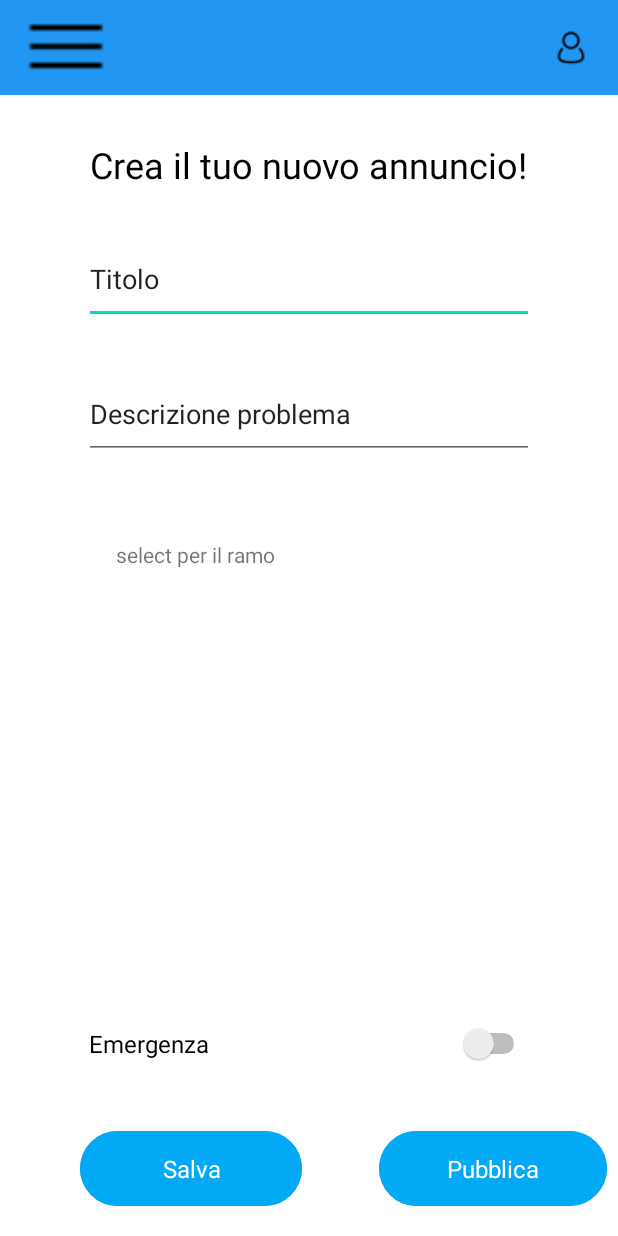
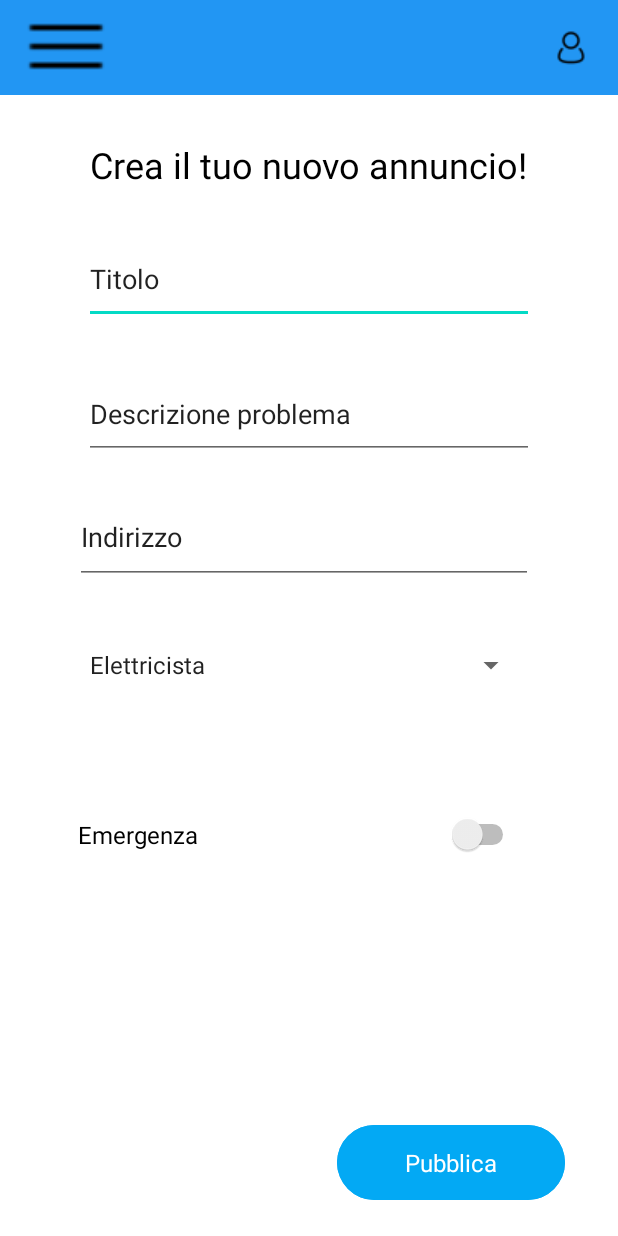
Before and after one commit to MightyKey01/SoSEsperto, an Android app: the layout nuovo_annuncio.xml on its own in the app's theme, with its tools: preview values and no code run, on a phone screen of 412 x 824 dp. Run offline under Robolectric (Android 15) with nearby library versions, the light colour scheme and no system bars.

Commit message:
add pages

```diff
--- a/app/src/main/res/layout/nuovo_annuncio.xml
+++ b/app/src/main/res/layout/nuovo_annuncio.xml
@@ -6,25 +6,12 @@
     android:layout_height="match_parent">
 
     <Button
-        android:id="@+id/button5"
-        style="@style/Widget.Material3.Button"
-        android:layout_width="148dp"
-        android:layout_height="58dp"
-        android:layout_marginStart="53dp"
-        android:layout_marginBottom="16dp"
-        android:backgroundTint="#03A9F4"
-        android:text="Salva"
-        android:textSize="16sp"
-        app:layout_constraintBottom_toBottomOf="parent"
-        app:layout_constraintStart_toStartOf="parent" />
-
-    <Button
         android:id="@+id/button2"
         style="@style/Widget.Material3.Button"
         android:layout_width="152dp"
         android:layout_height="58dp"
-        android:layout_marginEnd="7dp"
-        android:layout_marginBottom="16dp"
+        android:layout_marginEnd="35dp"
+        android:layout_marginBottom="20dp"
         android:backgroundTint="#03A9F4"
         android:text="Pubblica"
         android:textSize="16sp"
@@ -47,13 +34,14 @@
         android:layout_width="294dp"
         android:layout_height="54dp"
         android:layout_marginStart="50dp"
+        android:layout_marginTop="54dp"
         android:layout_marginEnd="50dp"
-        android:layout_marginBottom="27dp"
         android:text="Emergenza"
         android:textSize="16sp"
-        app:layout_constraintBottom_toTopOf="@+id/button5"
         app:layout_constraintEnd_toEndOf="parent"
-        app:layout_constraintStart_toStartOf="parent" />
+        app:layout_constraintHorizontal_bias="0.117"
+        app:layout_constraintStart_toStartOf="parent"
+        app:layout_constraintTop_toBottomOf="@+id/spinner3" />
 
     <TextView
         android:id="@+id/textView4"
@@ -97,16 +85,6 @@
         app:layout_constraintStart_toStartOf="parent"
         app:layout_constraintTop_toBottomOf="@+id/editTextTextPersonName" />
 
-    <TextView
-        android:id="@+id/textView5"
-        android:layout_width="257dp"
-        android:layout_height="129dp"
-        android:layout_marginStart="77dp"
-        android:layout_marginTop="54dp"
-        android:text="select per il ramo "
-        app:layout_constraintStart_toStartOf="parent"
-        app:layout_constraintTop_toBottomOf="@+id/editTextTextPersonName2" />
-
     <Spinner
         android:id="@+id/spinner"
         android:layout_width="56dp"
@@ -130,4 +108,26 @@
         app:layout_constraintTop_toTopOf="parent"
         app:srcCompat="@drawable/icons8_user_24" />
 
+    <Spinner
+        android:id="@+id/spinner3"
+        android:layout_width="299dp"
+        android:layout_height="64dp"
+        android:layout_marginStart="52dp"
+        android:layout_marginTop="22dp"
+        android:entries="@array/campo"
+        app:layout_constraintStart_toStartOf="parent"
+        app:layout_constraintTop_toBottomOf="@+id/editTextTextPostalAddress" />
+
+    <EditText
+        android:id="@+id/editTextTextPostalAddress"
+        android:layout_width="305dp"
+        android:layout_height="62dp"
+        android:layout_marginStart="50dp"
+        android:layout_marginTop="21dp"
+        android:ems="10"
+        android:inputType="textPostalAddress"
+        android:text="Indirizzo"
+        app:layout_constraintStart_toStartOf="parent"
+        app:layout_constraintTop_toBottomOf="@+id/editTextTextPersonName2" />
+
 </androidx.constraintlayout.widget.ConstraintLayout>
--- a/app/src/main/res/values/strings.xml
+++ b/app/src/main/res/values/strings.xml
@@ -6,4 +6,19 @@
         <item>Annunci</item>
         <item>Esperti</item>
     </string-array>
+
+    <string-array name="campo">
+        <item>Elettricista</item>
+        <item>Muratore</item>
+        <item>Badante</item>
+        <item>Babysitter</item>
+    </string-array>
+
+    <string-array name="km">
+        <item>2 km</item>
+        <item>5 km</item>
+        <item>10 km</item>
+        <item>15 km</item>
+        <item>20 km</item>
+    </string-array>
 </resources>
```
Also changed, not shown: app/src/main/res/layout/lista_annunci_vista_esperto.xml (added, +107 -0 lines), app/src/main/res/layout/lista_esperti.xml (added, +120 -0 lines), app/src/main/res/layout/visualizza_annunci.xml (added, +93 -0 lines), app/src/main/res/layout/visualizza_annuncio_esperto.xml (renamed from app/src/main/res/layout/visualizza_annuncio.xml, +34 -4 lines).
